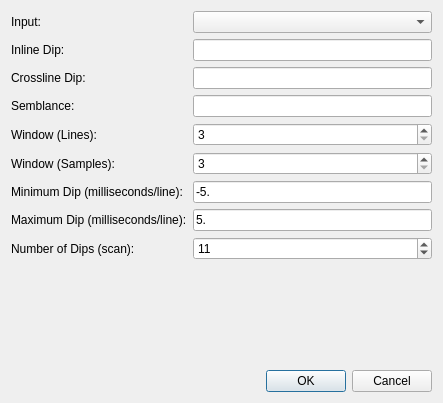
This is ProzessUI/dipscandialog.ui in fsoos74/su as Qt 5 draws it before an edit. The edited form follows.
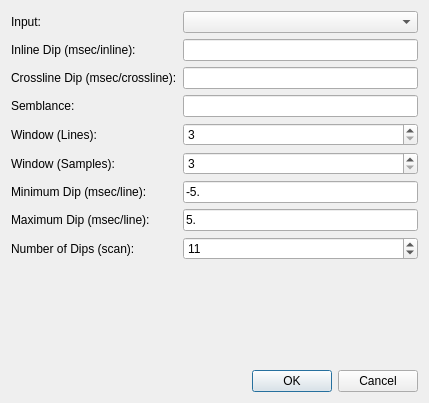
This is the edited form.

Patch:
```diff
--- a/ProzessUI/dipscandialog.ui
+++ b/ProzessUI/dipscandialog.ui
@@ -6,7 +6,7 @@
    <rect>
     <x>0</x>
     <y>0</y>
-    <width>443</width>
+    <width>429</width>
     <height>403</height>
    </rect>
   </property>
@@ -19,7 +19,7 @@
      <item row="7" column="0">
       <widget class="QLabel" name="label_7">
        <property name="text">
-        <string>Maximum Dip (milliseconds/line):</string>
+        <string>Maximum Dip (msec/line):</string>
        </property>
       </widget>
      </item>
@@ -43,7 +43,7 @@
      <item row="1" column="0">
       <widget class="QLabel" name="label">
        <property name="text">
-        <string>Inline Dip:</string>
+        <string>Inline Dip (msec/inline):</string>
        </property>
       </widget>
      </item>
@@ -53,7 +53,7 @@
      <item row="2" column="0">
       <widget class="QLabel" name="label_2">
        <property name="text">
-        <string>Crossline Dip:</string>
+        <string>Crossline Dip (msec/crossline):</string>
        </property>
       </widget>
      </item>
@@ -94,13 +94,6 @@
        </property>
       </widget>
      </item>
-     <item row="6" column="0">
-      <widget class="QLabel" name="label_6">
-       <property name="text">
-        <string>Minimum Dip (milliseconds/line):</string>
-       </property>
-      </widget>
-     </item>
      <item row="8" column="0">
       <widget class="QLabel" name="label_8">
        <property name="text">
@@ -145,6 +138,13 @@
      <item row="3" column="1">
       <widget class="QLineEdit" name="leSemblance"/>
      </item>
+     <item row="6" column="0">
+      <widget class="QLabel" name="label_6">
+       <property name="text">
+        <string>Minimum Dip (msec/line):</string>
+       </property>
+      </widget>
+     </item>
     </layout>
    </item>
    <item>
```
